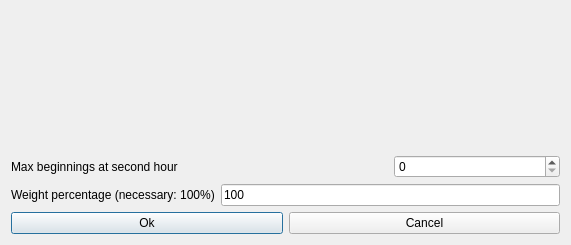
First picture: the form in fet/src/interface/modifyconstraintstudentsmorningsearlymaxbeginningsatsecondhourform_template.ui, repository vonmecheln/fet, before the edit.
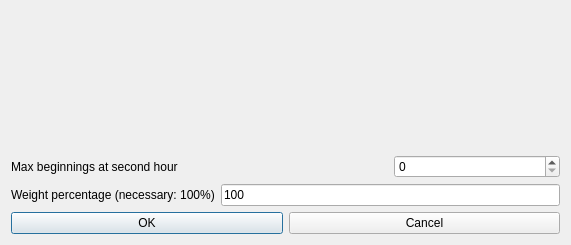
Second picture: the form after the edit.

The edit to the form file:
```diff
--- a/fet/src/interface/modifyconstraintstudentsmorningsearlymaxbeginningsatsecondhourform_template.ui
+++ b/fet/src/interface/modifyconstraintstudentsmorningsearlymaxbeginningsatsecondhourform_template.ui
@@ -61,7 +61,7 @@
      <item>
       <widget class="QPushButton" name="okPushButton">
        <property name="text">
-        <string>Ok</string>
+        <string>OK</string>
        </property>
       </widget>
      </item>
```
